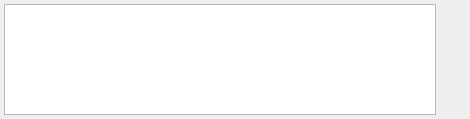
First picture: the form in Source/PipelineBuilder/UI_Files/AxisAngleWidget.ui, repository BlueQuartzSoftware/DREAM3D, before the edit.
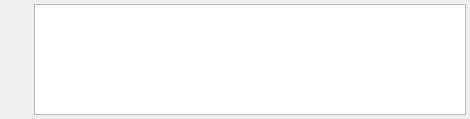
Second picture: the form after the edit. Icons and pictures are not drawn.

```diff
--- a/Source/PipelineBuilder/UI_Files/AxisAngleWidget.ui
+++ b/Source/PipelineBuilder/UI_Files/AxisAngleWidget.ui
@@ -17,10 +17,10 @@
    <property name="margin">
     <number>4</number>
    </property>
-   <property name="spacing">
-    <number>6</number>
-   </property>
-   <item row="0" column="1">
+   <item row="0" column="1" rowspan="3">
+    <widget class="QTableView" name="m_TableView"/>
+   </item>
+   <item row="0" column="0" rowspan="3">
     <layout class="QVBoxLayout" name="verticalLayout">
      <property name="leftMargin">
       <number>0</number>
@@ -101,9 +101,7 @@
        </property>
       </widget>
      </item>
-    </layout>
-   </item>
-   <item row="1" column="1">
+     <item>
     <spacer name="verticalSpacer">
      <property name="orientation">
       <enum>Qt::Vertical</enum>
@@ -116,8 +114,7 @@
      </property>
     </spacer>
    </item>
-   <item row="0" column="0" rowspan="2">
-    <widget class="QTableView" name="m_TableView"/>
+    </layout>
    </item>
   </layout>
  </widget>
```
Lines whose indentation alone changed are shown as unchanged.
